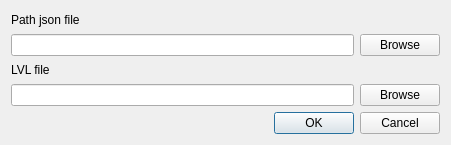
Before: the Qt Designer form Source/exportpathdialog.ui in AliveTeam/qt-editor, drawn with Qt 5.
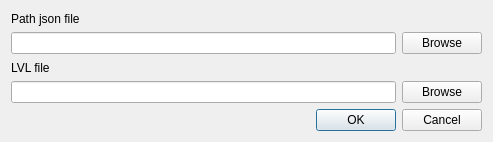
After: the same form once the commit is applied.

```diff
--- a/Source/exportpathdialog.ui
+++ b/Source/exportpathdialog.ui
@@ -6,65 +6,49 @@
    <rect>
     <x>0</x>
     <y>0</y>
-    <width>451</width>
-    <height>145</height>
+    <width>493</width>
+    <height>142</height>
    </rect>
   </property>
   <property name="windowTitle">
    <string>Export path to lvl</string>
   </property>
-  <layout class="QVBoxLayout" name="verticalLayout_4">
-   <item>
-    <layout class="QVBoxLayout" name="verticalLayout">
-     <item>
+  <layout class="QGridLayout" name="gridLayout">
+   <item row="0" column="0">
       <widget class="QLabel" name="label">
        <property name="text">
         <string>Path json file</string>
        </property>
       </widget>
      </item>
-     <item>
-      <layout class="QHBoxLayout" name="horizontalLayout">
-       <item>
+   <item row="1" column="0">
         <widget class="QLineEdit" name="txtJsonPath"/>
        </item>
-       <item>
+   <item row="1" column="1">
         <widget class="QPushButton" name="btnSelectJson">
          <property name="text">
           <string>Browse</string>
          </property>
         </widget>
        </item>
-      </layout>
-     </item>
-    </layout>
-   </item>
-   <item>
-    <layout class="QVBoxLayout" name="verticalLayout_3">
-     <item>
+   <item row="2" column="0">
       <widget class="QLabel" name="label_3">
        <property name="text">
         <string>LVL file</string>
        </property>
       </widget>
      </item>
-     <item>
-      <layout class="QHBoxLayout" name="horizontalLayout_3">
-       <item>
+   <item row="3" column="0">
         <widget class="QLineEdit" name="txtLvlFilePath"/>
        </item>
-       <item>
+   <item row="3" column="1">
         <widget class="QPushButton" name="btnSelectLvlFile">
          <property name="text">
           <string>Browse</string>
          </property>
         </widget>
        </item>
-      </layout>
-     </item>
-    </layout>
-   </item>
-   <item>
+   <item row="4" column="0" colspan="2">
     <widget class="QDialogButtonBox" name="buttonBox">
      <property name="orientation">
       <enum>Qt::Horizontal</enum>
```
Lines whose indentation alone changed are shown as unchanged.
